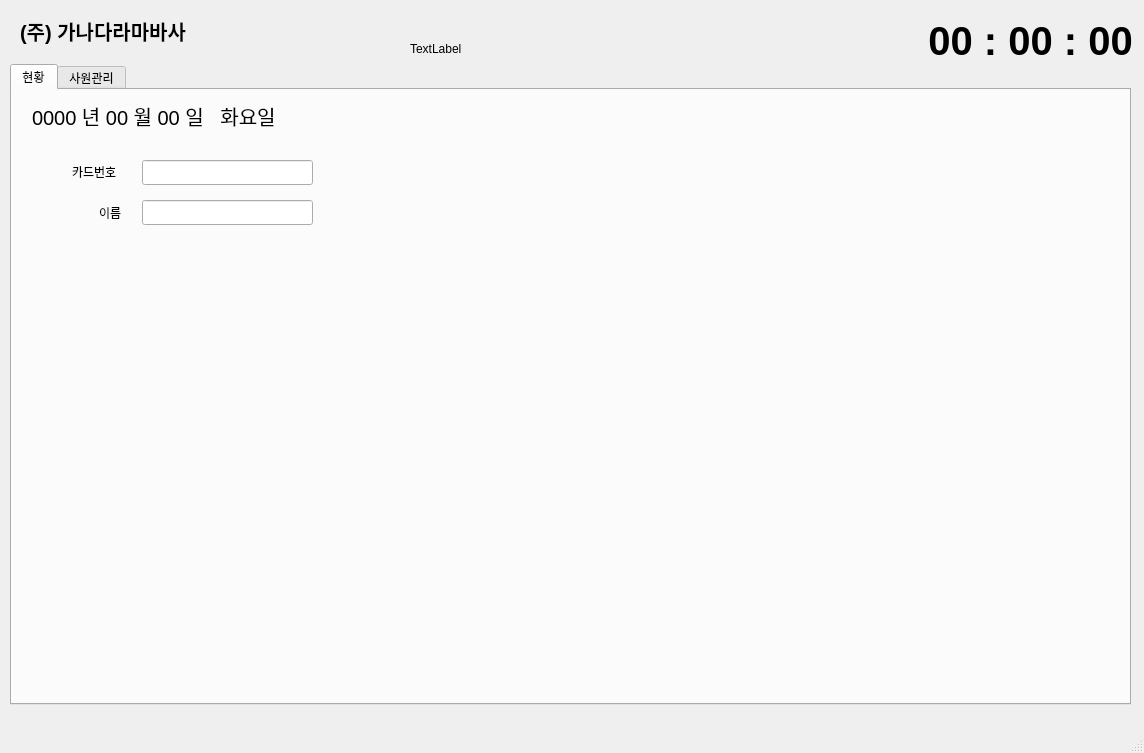
Qt form attendance_manage/mainwindow_dashboard.ui (Jeho0216/attendance_manage_project) before a commit.
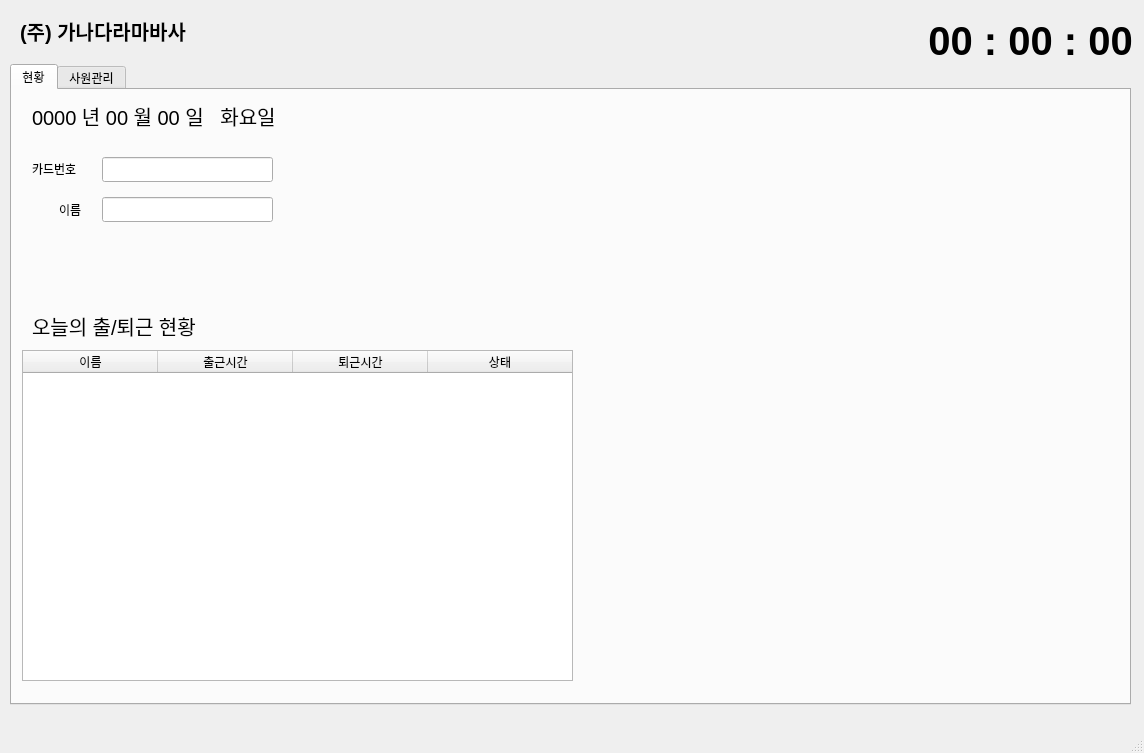
The same form after that commit.

Commit message: add staff clock_in/out on print dashboard table

What changed in the file:
```diff
--- a/attendance_manage/mainwindow_dashboard.ui
+++ b/attendance_manage/mainwindow_dashboard.ui
@@ -79,8 +79,8 @@
      <widget class="QLabel" name="label_6">
       <property name="geometry">
        <rect>
-        <x>60</x>
-        <y>73</y>
+        <x>20</x>
+        <y>70</y>
         <width>67</width>
         <height>17</height>
        </rect>
@@ -92,8 +92,8 @@
      <widget class="QLineEdit" name="lineEdit_state_card">
       <property name="geometry">
        <rect>
-        <x>130</x>
-        <y>70</y>
+        <x>90</x>
+        <y>67</y>
         <width>171</width>
         <height>25</height>
        </rect>
@@ -105,8 +105,8 @@
      <widget class="QLabel" name="label_7">
       <property name="geometry">
        <rect>
-        <x>87</x>
-        <y>114</y>
+        <x>47</x>
+        <y>111</y>
         <width>41</width>
         <height>17</height>
        </rect>
@@ -118,8 +118,8 @@
      <widget class="QLineEdit" name="lineEdit_state_name">
       <property name="geometry">
        <rect>
-        <x>130</x>
-        <y>110</y>
+        <x>90</x>
+        <y>107</y>
         <width>171</width>
         <height>25</height>
        </rect>
@@ -128,6 +128,68 @@
        <bool>true</bool>
       </property>
      </widget>
+     <widget class="QLabel" name="label_8">
+      <property name="geometry">
+       <rect>
+        <x>20</x>
+        <y>210</y>
+        <width>251</width>
+        <height>51</height>
+       </rect>
+      </property>
+      <property name="font">
+       <font>
+        <pointsize>15</pointsize>
+        <weight>50</weight>
+        <bold>false</bold>
+       </font>
+      </property>
+      <property name="text">
+       <string>오늘의 출/퇴근 현황</string>
+      </property>
+      <property name="alignment">
+       <set>Qt::AlignLeading|Qt::AlignLeft|Qt::AlignVCenter</set>
+      </property>
+     </widget>
+     <widget class="QTableWidget" name="tableWidget_list">
+      <property name="geometry">
+       <rect>
+        <x>10</x>
+        <y>260</y>
+        <width>551</width>
+        <height>331</height>
+       </rect>
+      </property>
+      <attribute name="horizontalHeaderDefaultSectionSize">
+       <number>135</number>
+      </attribute>
+      <attribute name="horizontalHeaderStretchLastSection">
+       <bool>true</bool>
+      </attribute>
+      <attribute name="verticalHeaderStretchLastSection">
+       <bool>false</bool>
+      </attribute>
+      <column>
+       <property name="text">
+        <string>이름</string>
+       </property>
+      </column>
+      <column>
+       <property name="text">
+        <string>출근시간</string>
+       </property>
+      </column>
+      <column>
+       <property name="text">
+        <string>퇴근시간</string>
+       </property>
+      </column>
+      <column>
+       <property name="text">
+        <string>상태</string>
+       </property>
+      </column>
+     </widget>
     </widget>
     <widget class="QWidget" name="tab_2">
      <attribute name="title">
@@ -404,19 +466,6 @@
      <string>(주) 가나다라마바사</string>
     </property>
    </widget>
-   <widget class="QLabel" name="label_8">
-    <property name="geometry">
-     <rect>
-      <x>410</x>
-      <y>40</y>
-      <width>341</width>
-      <height>17</height>
-     </rect>
-    </property>
-    <property name="text">
-     <string>TextLabel</string>
-    </property>
-   </widget>
   </widget>
   <widget class="QStatusBar" name="statusBar"/>
   <widget class="QMenuBar" name="menuBar">
```
The commit also changes 4 other files.
